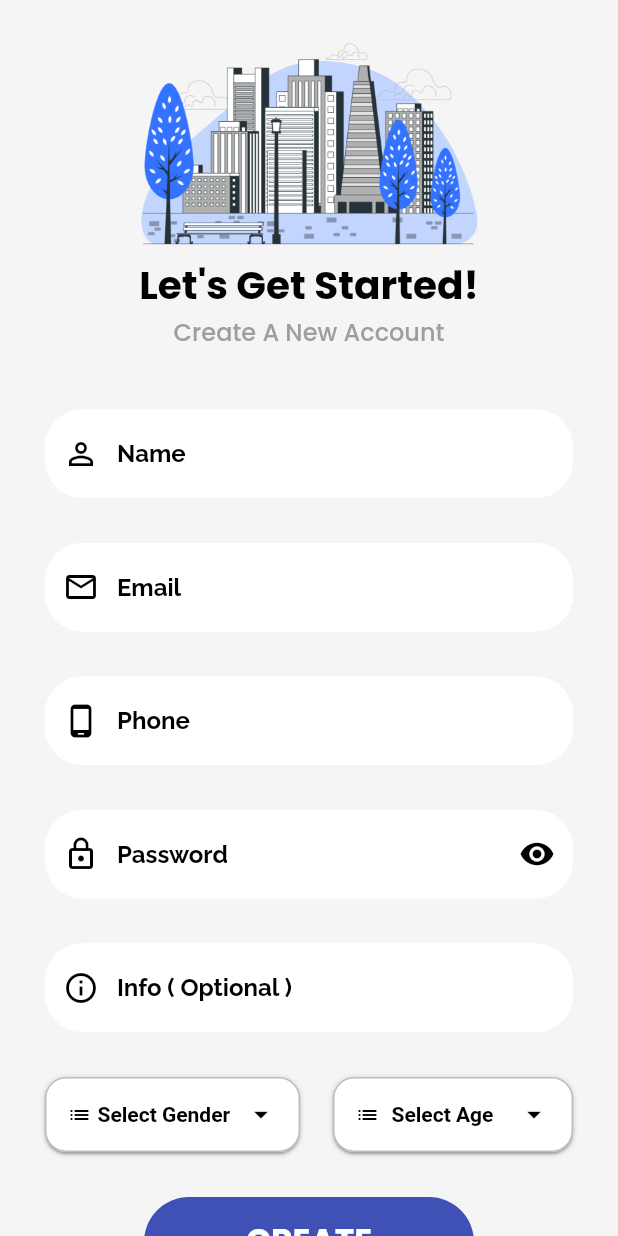
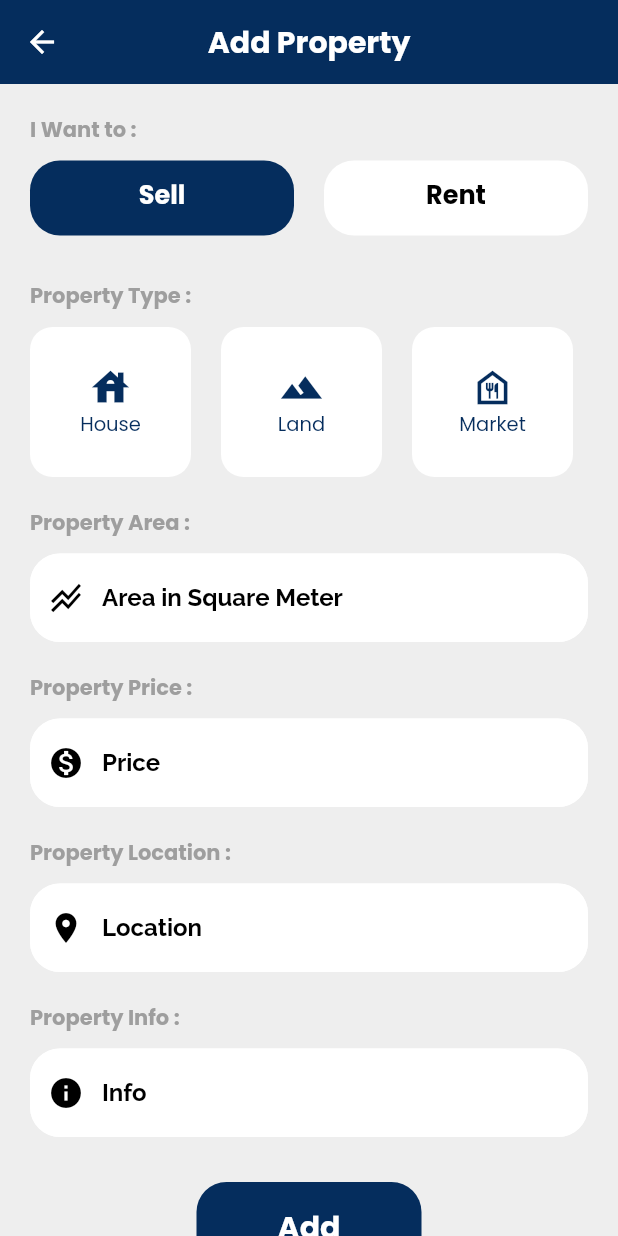
Before and after one commit to NaelEbrahim/property_Flutter_repo, a Flutter app: the screen it shows after launch, on a phone screen of 412 x 824 dp. Run offline on Flutter 3.47's test engine with Material 2 defaults, Android fonts, the phone set to English and light mode, and no system bars; drawn by our look-alikes of dropdown_button2; our stand-ins replace carousel_slider, cloud_firestore, conditional_builder_null_safety, dio, firebase_core, flutter_bloc and 1 more; accounts and stored records are empty.

Commit message:
Add Property_Screen

```diff
--- a/lib/Bloc/Bloc.dart
+++ b/lib/Bloc/Bloc.dart
@@ -109,4 +109,11 @@ class MyBloc extends Cubit<Bloc_States> {
   void ChangeState () {
     emit(ChangeAnyState());
   }
+
+  var selectedIndex = -1 ;
+  void ChangePropertyCategory (index){
+    selectedIndex = index ;
+    emit(ChangeAnyState());
+  }
+
 }
--- a/lib/Bloc/Bloc_States.dart
+++ b/lib/Bloc/Bloc_States.dart
@@ -1,6 +1,4 @@
 // ignore_for_file: camel_case_types, file_names
-
-import 'package:flutter_bloc/flutter_bloc.dart';
 
 abstract class Bloc_States {}
 
--- a/lib/Models/SignUp_Model.dart
+++ b/lib/Models/SignUp_Model.dart
@@ -1,4 +1,4 @@
-// ignore_for_file: camel_case_types, non_constant_identifier_names, prefer_typing_uninitialized_variables
+// ignore_for_file: camel_case_types, non_constant_identifier_names, prefer_typing_uninitialized_variables, file_names
 
 class SignUp_Model {
   User_SignUp_Data ? user_data ;
--- /dev/null
+++ b/lib/Modules/Add_Property.dart
@@ -0,0 +1,276 @@
+// ignore_for_file: camel_case_types, non_constant_identifier_names, must_be_immutable, file_names
+
+import 'package:flutter/material.dart';
+import 'package:flutter_bloc/flutter_bloc.dart';
+import 'package:university_project_property_app/Bloc/Bloc.dart';
+import 'package:university_project_property_app/Bloc/Bloc_States.dart';
+import 'package:university_project_property_app/Shared/Components.dart';
+import 'package:university_project_property_app/Shared/Constant.dart';
+
+class property_category {
+  String title_type ;
+  IconData icon_type ;
+  property_category(this.title_type, this.icon_type);
+}
+
+List <property_category> category_list = [
+  property_category('House', Icons.house),
+  property_category('Land', Icons.landscape),
+  property_category('Market', Icons.food_bank_outlined),
+];
+
+class Add_Property extends StatelessWidget {
+  Add_Property({Key? key}) : super(key: key);
+
+  bool sell = true ;
+
+  var numberOfRoomcontroller = TextEditingController();
+
+  @override
+  Widget build(BuildContext context) {
+    return BlocProvider(
+        create: (context) => MyBloc(),
+      child: BlocConsumer<MyBloc,Bloc_States>(
+        listener: (context, state) => (){},
+        builder: (context, state) {
+          var cubit = MyBloc.get(context);
+          return Scaffold(
+            backgroundColor: ScaffoldColor,
+            appBar: AppBar(
+              backgroundColor: myAppColor,
+              elevation: 0.0,
+              leading: IconButton(
+                  icon: const Icon(Icons.arrow_back),
+                  onPressed:(){}
+              ),
+              title: reusableText(
+                  text: 'Add Property',
+                  fontsize: 20,
+                  fontColor: Colors.white,
+                  fontWeight: FontWeight.bold
+              ),
+              centerTitle: true,
+            ),
+            body: SafeArea(
+              child: SingleChildScrollView(
+                child: Container(
+                    padding: const EdgeInsets.all(20.0),
+                    child : Column(
+                      crossAxisAlignment: CrossAxisAlignment.start,
+                      children: [
+                        reusableText(
+                            text: 'I Want to :',
+                            fontsize: 14.0,
+                            fontWeight: FontWeight.bold,
+                            fontColor: Colors.grey
+                        ),
+                        const SizedBox(height: 10.0),
+                        Row(children: [
+                          GestureDetector(
+                            child: Container(
+                              height: 50,
+                              width: (MediaQuery.of(context).size.width/2)-30,
+                              decoration: BoxDecoration(
+                                  color: ( sell ) ? myAppColor : Colors.white,
+                                  borderRadius: BorderRadius.circular(20.0)
+                              ),
+                              child: Padding(
+                                padding: const EdgeInsets.all(10.0),
+                                child: reusableText(
+                                    text: "Sell",
+                                    fontsize: 17,
+                                    fontWeight: FontWeight.bold,
+                                    fontColor: ( sell ) ? Colors.white : Colors.black
+                                ),
+                              ),
+                            ),
+                            onTap: (){
+                              if ( !sell ) {
+                                sell = !sell;
+                                cubit.ChangeState();
+                              }
+                            },
+                          ),
+                          const Spacer() ,
+                          GestureDetector(
+                            child: Container(
+                              height: 50,
+                              width: (MediaQuery.of(context).size.width/2)-30,
+                              decoration: BoxDecoration(
+                                  color: ( !sell ) ? myAppColor : Colors.white,
+                                  borderRadius: BorderRadius.circular(20.0)
+                              ),
+                              child: Padding(
+                                padding: const EdgeInsets.all(10.0),
+                                child: reusableText(
+                                    text: "Rent",
+                                    fontsize: 17,
+                                    fontWeight: FontWeight.bold,
+                                    fontColor: ( !sell ) ? Colors.white : Colors.black,
+                                ),
+                              ),
+                            ),
+                            onTap: (){
+                              if ( sell ) {
+                                sell = !sell;
+                                cubit.ChangeState();
+                              }
+                            },
+                          ),
+
+                        ]),
+                        const SizedBox(height: 30.0),
+                        reusableText(
+                            text: 'Property Type :',
+                            fontsize: 14.0,
+                            fontWeight: FontWeight.bold,
+                            fontColor: Colors.grey
+                        ),
+                        const SizedBox(height: 10.0),
+                        SizedBox(
+                          height: 100.0,
+                          child: ListView.separated(
+                            shrinkWrap: true,
+                              scrollDirection: Axis.horizontal,
+                              itemBuilder: (context, index) => BuildCategory(category_list[index], context,index),
+                              separatorBuilder: (context, index) => const SizedBox(width: 20.0),
+                              itemCount: 3
+                          ),
+                        ),
+                        const SizedBox(height: 20.0),
+                        reusableText(
+                            text: 'Property Area :',
+                            fontsize: 14.0,
+                            fontWeight: FontWeight.bold,
+                            fontColor: Colors.grey
+                        ),
+                        const SizedBox(height: 10.0),
+                        reusableTextField(
+                            hintText: 'Area in Square Meter',
+                            prefixIcon: const Icon(Icons.stacked_line_chart),
+                            raduis: 20.0,
+                            controller: numberOfRoomcontroller
+                        ),
+                        if ( cubit.selectedIndex == 0)
+                        const SizedBox(height: 20.0),
+                        if ( cubit.selectedIndex == 0)
+                          reusableText(
+                              text: 'Property Rooms :',
+                              fontsize: 14.0,
+                              fontWeight: FontWeight.bold,
+                              fontColor: Colors.grey
+                          ),
+                        if ( cubit.selectedIndex == 0)
+                        const SizedBox(height: 10.0),
+                        if(cubit.selectedIndex == 0)
+                        reusableTextField(
+                            hintText: 'Number Of Rooms',
+                            textInputType: TextInputType.phone,
+                            raduis: 20.0,
+                            prefixIcon: const Icon(Icons.meeting_room_outlined),
+                            controller: numberOfRoomcontroller
+                        ),
+                        const SizedBox(height: 20.0),
+                        reusableText(
+                            text: 'Property Price :',
+                            fontsize: 14.0,
+                            fontWeight: FontWeight.bold,
+                            fontColor: Colors.grey
+                        ),
+                        const SizedBox(height: 10.0),
+                        reusableTextField(
+                            hintText: 'Price',
+                            raduis: 20.0,
+                            textInputType: TextInputType.phone,
+                            prefixIcon: const Icon(Icons.monetization_on),
+                            controller: numberOfRoomcontroller
+                        ),
+                        const SizedBox(height: 20.0),
+                        reusableText(
+                            text: 'Property Location :',
+                            fontsize: 14.0,
+                            fontWeight: FontWeight.bold,
+                            fontColor: Colors.grey
+                        ),
+                        const SizedBox(height: 10.0),
+                        reusableTextField(
+                            hintText: 'Location',
+                            raduis: 20.0,
+                            prefixIcon: const Icon(Icons.location_on),
+                            controller: numberOfRoomcontroller
+                        ),
+                        const SizedBox(height: 20.0),
+                        reusableText(
+                            text: 'Property Info :',
+                            fontsize: 14.0,
+                            fontWeight: FontWeight.bold,
+                            fontColor: Colors.grey
+                        ),
+                        const SizedBox(height: 10.0),
+                        reusableTextField(
+                            hintText: 'Info',
+                            raduis: 20.0,
+                            prefixIcon: const Icon(Icons.info),
+                            controller: numberOfRoomcontroller
+                        ),
+                        const SizedBox(height: 30.0),
+                        Align(
+                          alignment: Alignment.center,
+                          child: Container(
+                            height: 60.0,
+                            width: 150.0,
+                            decoration: BoxDecoration(
+                              color: myAppColor,
+                                borderRadius: BorderRadius.circular(20.0),
+                            ),
+                            child: reusableTextButton(
+                                context: context,
+                                buttontext: 'Add',
+                                textColor: Colors.white,
+                                fontWeight: FontWeight.bold,
+                                function: (){},
+                            ),
+                          ),
+                        )
+                      ],
+                    )
+                ),
+              ),
+            ),
+          );
+        }
+      ),
+    );
+  }
+  Widget BuildCategory ( property_category item , BuildContext context , index ) {
+    var cubit = MyBloc.get(context);
+    return GestureDetector(
+      onTap: (){
+        MyBloc.get(context).ChangePropertyCategory(index);
+      },
+      child: Container(
+          height: 100.0,
+          width: (MediaQuery.of(context).size.width/3)-30,
+          decoration: BoxDecoration(
+              color: (cubit.selectedIndex == index) ? myAppColor : Colors.white,
+              borderRadius: BorderRadius.circular(15.0)
+          ),
+          child: Column(
+            mainAxisAlignment: MainAxisAlignment.center,
+            children: [
+              Icon(
+                  item.icon_type,
+                  color: (cubit.selectedIndex == index) ? Colors.white : myAppColor,
+                  size: 30
+              ),
+              reusableText(
+                  text: item.title_type,
+                  fontColor: (cubit.selectedIndex == index) ? Colors.white : myAppColor,
+                  fontsize: 13
+              ),
+            ],
+          )
+      ),
+    );
+    }
+}
--- a/lib/main.dart
+++ b/lib/main.dart
@@ -4,9 +4,7 @@ import 'package:flutter_bloc/flutter_bloc.dart';
 import 'package:university_project_property_app/Bloc/Bloc.dart';
 import 'package:university_project_property_app/Bloc/Bloc_States.dart';
 import 'package:university_project_property_app/Helper/Dio_Helper.dart';
-import 'package:university_project_property_app/Modules/Home_Screen.dart';
-import 'package:university_project_property_app/Modules/Login_Screen.dart';
-import 'package:university_project_property_app/Modules/SignUp_Screen.dart';
+import 'package:university_project_property_app/Modules/Add_Property.dart';
 import 'package:university_project_property_app/Shared/BloC_Observer.dart';
 
 void main() async {
@@ -32,7 +30,7 @@ class MyApp extends StatelessWidget {
               primarySwatch: Colors.indigo
             ),
             debugShowCheckedModeBanner: false,
-            home: SignUp_Screen(),
+            home: Add_Property(),
           );
         },
       ),
```
